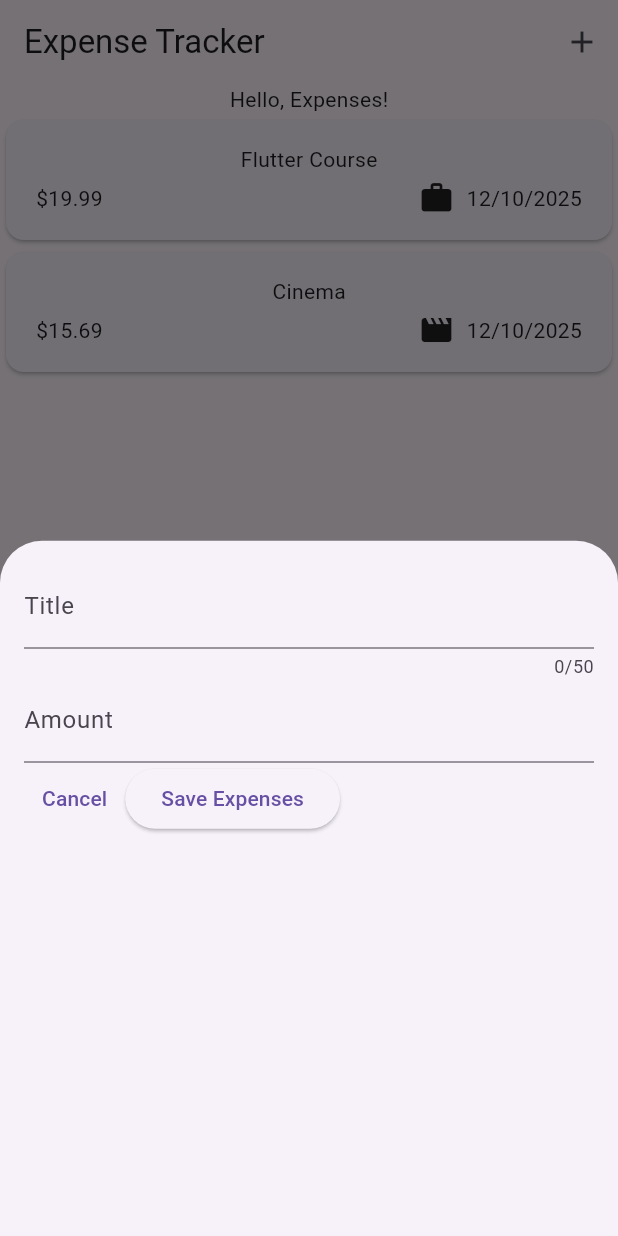
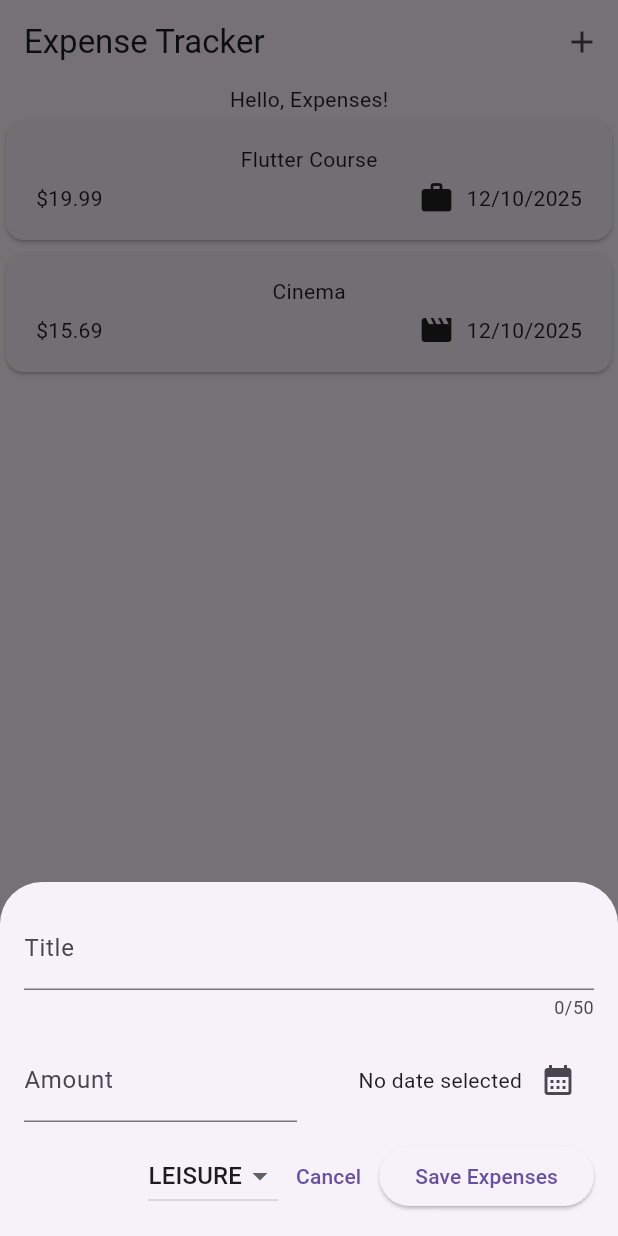
Before and after one commit to CameronWDavis/Expense_App, a Flutter app: the screen it shows after launch, after a tap on the "add" icon, on a phone screen of 412 x 824 dp. Run offline on Flutter 3.47's test engine with Material 3 defaults, Android fonts, the phone set to English and light mode, and no system bars.

Commit message:
updating dropdown button

```diff
--- a/lib/widget/expenses_list/new_expense.dart
+++ b/lib/widget/expenses_list/new_expense.dart
@@ -1,4 +1,5 @@
 import 'package:flutter/material.dart';
+import 'package:expensetracker/models/expense.dart';
 
 class NewExpense extends StatefulWidget {
   const NewExpense({super.key});
@@ -12,6 +13,22 @@ class NewExpense extends StatefulWidget {
 class _NewExpenseState extends State<NewExpense> {
   final _titleController = TextEditingController();
   final _amountController = TextEditingController();
+  DateTime? _selectedDate;
+  Category _selectedCategory = Category.leisure;
+
+  void _showDatePicker() async {
+    final now = DateTime.now();
+    final firstDate = DateTime(now.year - 1, now.month, now.day);
+    final pickedDate = await showDatePicker(
+      context: context,
+      initialDate: now,
+      firstDate: firstDate,
+      lastDate: now,
+    );
+    setState(() {
+      _selectedDate = pickedDate;
+    });
+  }
 
   @override
   void dispose() {
@@ -20,36 +37,86 @@ class _NewExpenseState extends State<NewExpense> {
     super.dispose();
   }
 
-
   @override
   Widget build(BuildContext context) {
     return Padding(
-      padding: EdgeInsets.all(16),
+      padding: const EdgeInsets.all(16),
       child: Column(
+        mainAxisSize: MainAxisSize.min,
         children: [
           TextField(
             controller: _titleController,
             maxLength: 50,
             decoration: const InputDecoration(label: Text('Title')),
           ),
-          TextField(
+          const SizedBox(height: 12),
+          Row(
+            children: [
+              Expanded(
+                child: TextField(
                   controller: _amountController,
-            keyboardType: TextInputType.number,
+                  keyboardType: const TextInputType.numberWithOptions(
+                    decimal: true,
+                  ),
                   decoration: const InputDecoration(
                     prefixText: '\$',
-              label: Text('Amount')),
+                    label: Text('Amount'),
                   ),
+                ),
+              ),
+              const SizedBox(width: 16),
+              Expanded(
+                child: Row(
+                  mainAxisAlignment: MainAxisAlignment.end,
+                  crossAxisAlignment: CrossAxisAlignment.center,
+                  children: [
+                    Text(
+                      _selectedDate == null
+                          ? 'No date selected'
+                          : formatter.format(_selectedDate!),
+                    ),
+                    IconButton(
+                      onPressed: _showDatePicker,
+                      icon: const Icon(Icons.calendar_month),
+                    ),
+                  ],
+                ),
+              ),
+            ],
+          ),
+          const SizedBox(height: 12),
           Row(
+            mainAxisAlignment: MainAxisAlignment.end,
             children: [
-              TextButton(onPressed: () {
+              DropdownButton(
+                value: _selectedCategory,
+                items: Category.values
+                    .map(
+                      (category) => DropdownMenuItem(
+                        value: category,
+                        child: Text(category.name.toUpperCase()),
+                      ),
+                    )
+                    .toList(),
+                onChanged: (value) {
+                  if (value == null) {
+                    return;
+                  }
+                  setState(() {
+                    _selectedCategory = value;
+                  });
+                },
+              ),
+              TextButton(
+                onPressed: () {
                   Navigator.pop(context);
                 },
-              child: Text('Cancel'),
+                child: const Text('Cancel'),
               ),
               ElevatedButton(
                 onPressed: () {
-                  print(_titleController.text);
-                  print(_amountController.text);
+                  debugPrint(_titleController.text);
+                  debugPrint(_amountController.text);
                 },
                 child: const Text("Save Expenses"),
               ),
```
Lines whose indentation alone changed are shown as unchanged.
